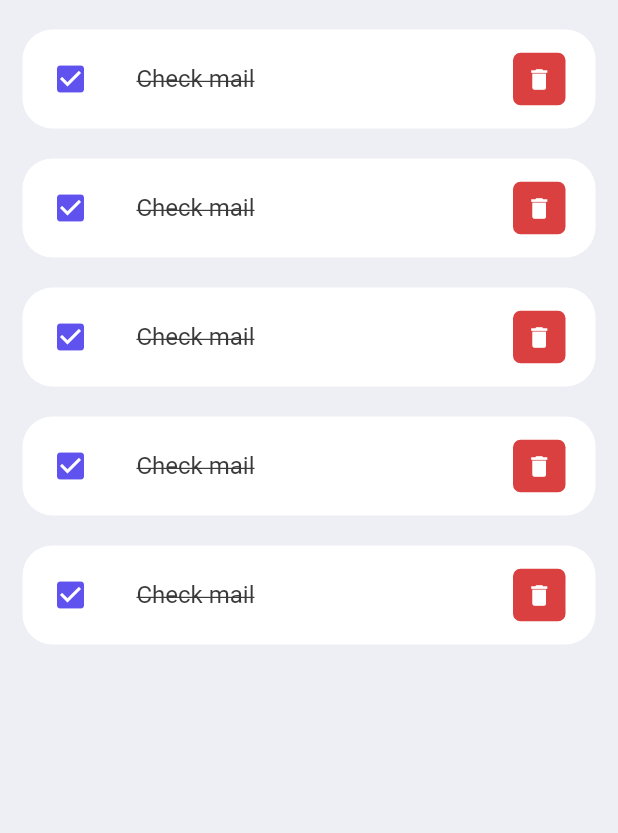
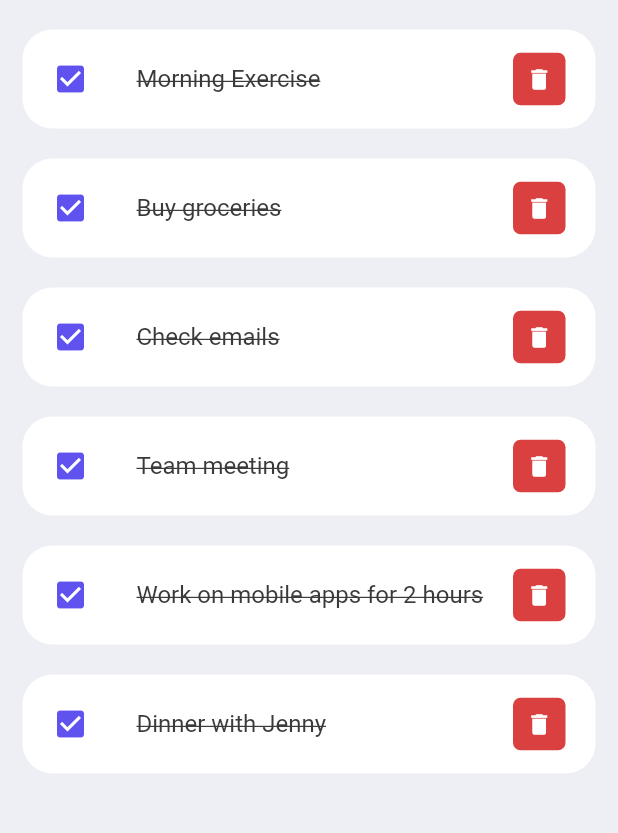
Before and after one commit to hojat72elect/flutter_play_ground, a Flutter app: the screen it shows after launch, on a phone screen of 412 x 824 dp, the part 329-1162 px from its top. Run offline on Flutter 3.47's test engine with Material 2 defaults, Android fonts, the phone set to English and light mode, and no system bars.

Commit message:
Todo data class

```diff
--- a/lib/main.dart
+++ b/lib/main.dart
@@ -15,7 +15,7 @@
     SystemChrome.setSystemUIOverlayStyle(
       const SystemUiOverlayStyle(statusBarColor: Colors.transparent)
     );
-    return const MaterialApp(
+    return MaterialApp(
       debugShowCheckedModeBanner: false,
       title: 'ToDo App',
       home: Home(),
--- a/lib/todo_app/home.dart
+++ b/lib/todo_app/home.dart
@@ -1,10 +1,13 @@
 import 'package:flutter/material.dart';
 import 'package:flutter_play_ground/todo_app/constants/colors.dart';
+import 'package:flutter_play_ground/todo_app/model/todo.dart';
 import 'package:flutter_play_ground/todo_app/widgets/search_box.dart';
 import 'package:flutter_play_ground/todo_app/widgets/todo_item.dart';
 
 class Home extends StatelessWidget {
-  const Home({Key? key}) : super(key: key);
+  Home({Key? key}) : super(key: key);
+
+  final todosList = ToDo.todoList();
 
   @override
   Widget build(BuildContext context) {
@@ -32,11 +35,10 @@
                       ),
                     ),
                   ),
-                  const TodoItem(),
-                  const TodoItem(),
-                  const TodoItem(),
-                  const TodoItem(),
-                  const TodoItem(),
+                  for (ToDo todo in todosList)
+                    TodoItem(
+                      todo: todo,
+                    ),
                 ],
               ),
             ),
--- /dev/null
+++ b/lib/todo_app/model/todo.dart
@@ -0,0 +1,22 @@
+class ToDo {
+  String? id;
+  String? todoText;
+  bool isDone;
+
+  ToDo({
+    required this.id,
+    required this.todoText,
+    this.isDone = false,
+  });
+
+  static List<ToDo> todoList() {
+    return [
+      ToDo(id: '01', todoText: 'Morning Exercise', isDone: true),
+      ToDo(id: '02', todoText: 'Buy groceries', isDone: true),
+      ToDo(id: '03', todoText: 'Check emails'),
+      ToDo(id: '04', todoText: 'Team meeting'),
+      ToDo(id: '05', todoText: 'Work on mobile apps for 2 hours'),
+      ToDo(id: '06', todoText: 'Dinner with Jenny'),
+    ];
+  }
+}
--- a/lib/todo_app/widgets/todo_item.dart
+++ b/lib/todo_app/widgets/todo_item.dart
@@ -1,13 +1,17 @@
 import 'package:flutter/material.dart';
 import 'package:flutter_play_ground/todo_app/constants/colors.dart';
 
+import '../model/todo.dart';
+
 class TodoItem extends StatelessWidget {
-  const TodoItem({Key? key}) : super(key: key);
+  final ToDo todo;
+
+  const TodoItem({Key? key, required this.todo}) : super(key: key);
 
   @override
   Widget build(BuildContext context) {
     return Container(
-      margin: EdgeInsets.only(bottom: 20),
+      margin: const EdgeInsets.only(bottom: 20),
       child: ListTile(
         onTap: () {
           print("The ToDo item was clicked.");
@@ -21,9 +25,9 @@
           Icons.check_box,
           color: tdBlue,
         ),
-        title: const Text(
-          "Check mail",
-          style: TextStyle(
+        title: Text(
+          todo.todoText!,
+          style: const TextStyle(
             fontSize: 16,
             color: tdBlack,
             decoration: TextDecoration.lineThrough,
```
Also changed, not shown: 1 other file.
